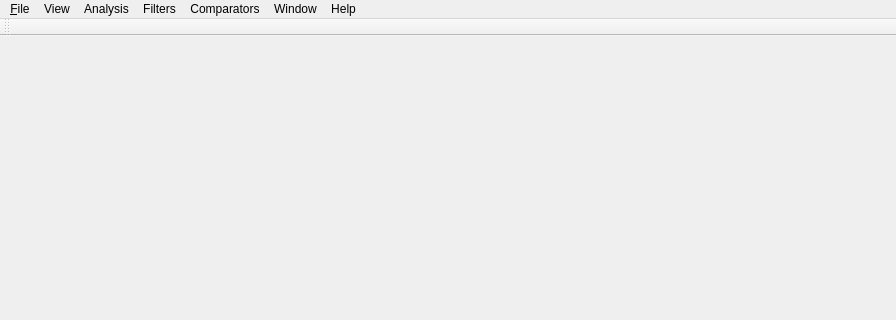
WhisperingWindLinux/ImageDiff, file presentation/forms/mainwindow.ui: the form before one commit; both pictures show x 0 to 896 and y 0 to 320 of the 896 by 652 pixel window.
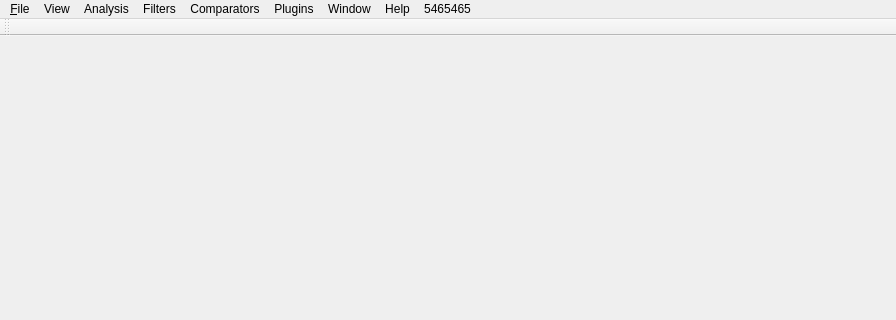
The form after the commit.

Commit message: Python plugins [wip]

What changed in the file:
```diff
--- a/presentation/forms/mainwindow.ui
+++ b/presentation/forms/mainwindow.ui
@@ -93,13 +93,26 @@
     <addaction name="actionPlaceColorPickerOnRight"/>
     <addaction name="actionPlaceColorPickerOnLeft"/>
    </widget>
+   <widget class="QMenu" name="menuPlugins">
+    <property name="title">
+     <string>Plugins</string>
+    </property>
+    <addaction name="actionPluginsSettings"/>
+   </widget>
+   <widget class="QMenu" name="menu5465465">
+    <property name="title">
+     <string>5465465</string>
+    </property>
+   </widget>
    <addaction name="menuFile"/>
    <addaction name="menuView"/>
    <addaction name="menuImageAnalysis"/>
    <addaction name="menuFilters"/>
    <addaction name="menuComparators"/>
+   <addaction name="menuPlugins"/>
    <addaction name="menuWindow"/>
    <addaction name="menuHelp"/>
+   <addaction name="menu5465465"/>
   </widget>
   <widget class="QStatusBar" name="statusbar"/>
   <widget class="QToolBar" name="toolBar">
```
Left out of the diff: 5 changed lines with no effect on the pictures. The commit also changes 40 other files.
